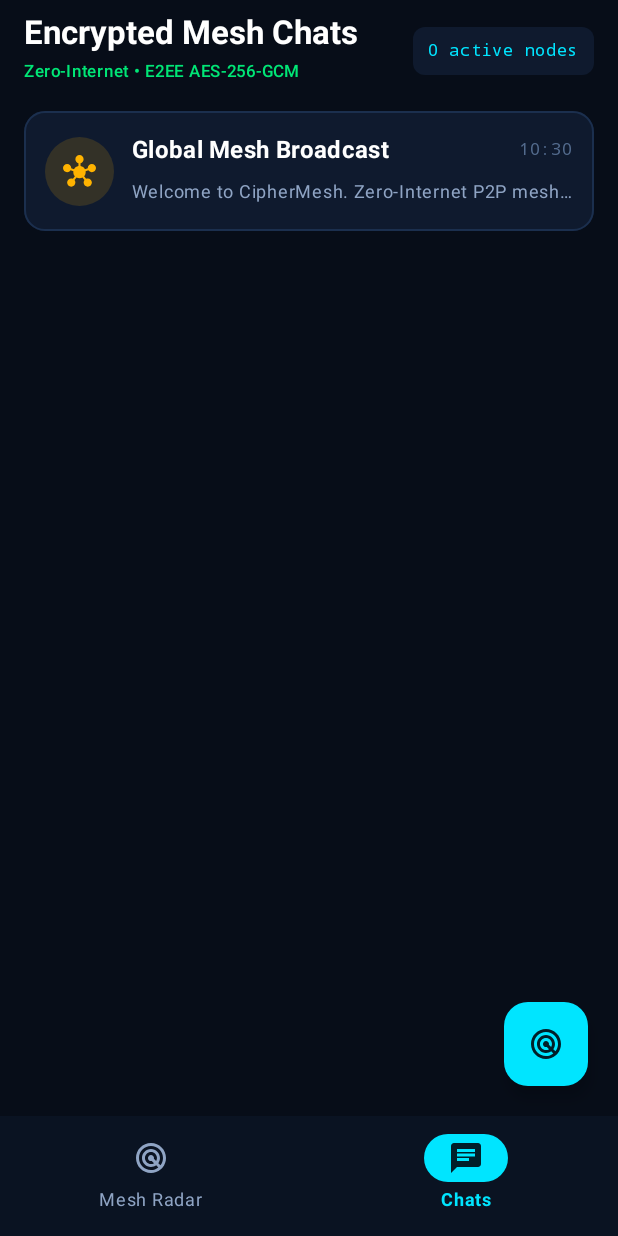
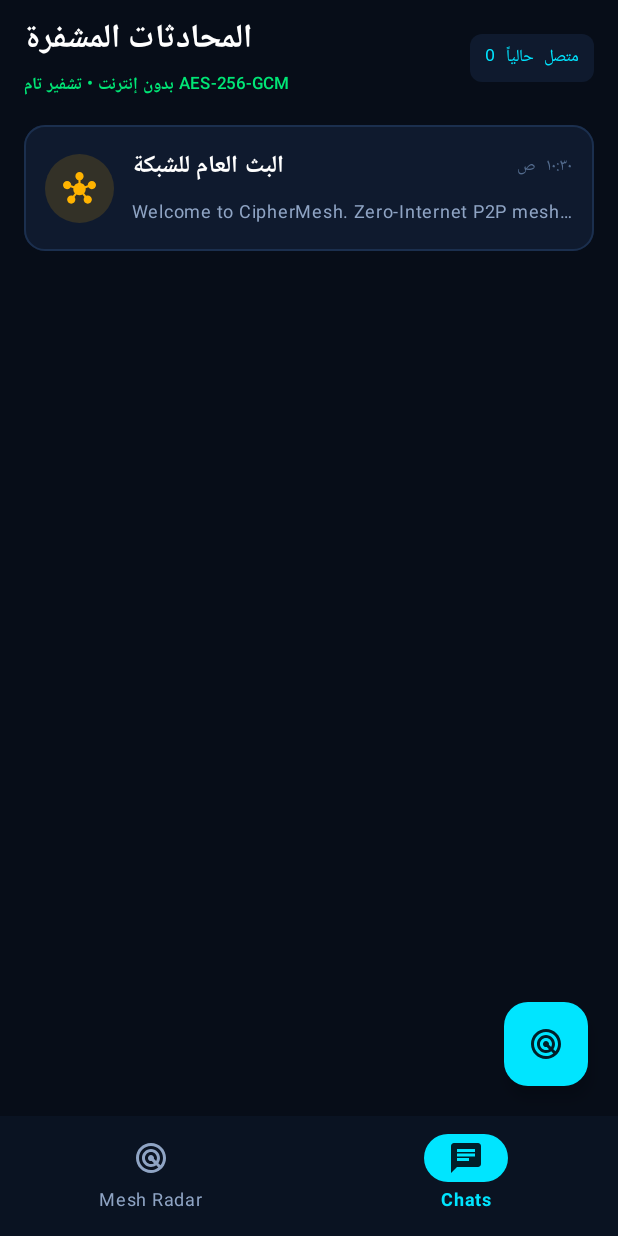
Before and after one commit to blalmhmdalmnswry997-art/b11lal-app, an Android app built with Jetpack Compose: the screen it shows after launch (MainActivity), item 2 of the bottom bar chosen, on a phone screen of 412 x 824 dp. Run offline under Robolectric (Android 15) with nearby library versions, the phone set to English and light mode, and no system bars; libraries missing offline, so code that uses them is left out: androidx.camera.core, androidx.camera.lifecycle, com.google.android.gms; 4 statements that could not run were skipped.

Commit message:
Update ChatsListScreen.kt

```diff
--- a/app/src/main/java/com/example/ui/screens/ChatsListScreen.kt
+++ b/app/src/main/java/com/example/ui/screens/ChatsListScreen.kt
@@ -23,8 +23,6 @@ import androidx.compose.material.icons.filled.Done
 import androidx.compose.material.icons.filled.DoneAll
 import androidx.compose.material.icons.filled.Hub
 import androidx.compose.material.icons.filled.Lock
-import androidx.compose.material.icons.filled.Mic
-import androidx.compose.material.icons.filled.Photo
 import androidx.compose.material.icons.filled.Radar
 import androidx.compose.material3.Card
 import androidx.compose.material3.CardDefaults
@@ -66,8 +64,35 @@ fun ChatsListScreen(
     val connectedPeers by viewModel.connectedPeers.collectAsState()
     val verifiedPeers by viewModel.verifiedPeers.collectAsState()
 
-    // Build chat list entries: always include Broadcast Mesh Room ("*"), plus any active conversations or connected peers
-    val chatEntries = rememberChatEntries(conversations, connectedPeers.values.toList())
+    val broadcastMsgs = conversations["*"] ?: emptyList()
+    val broadcastEntry = ChatItemEntry(
+        peerId = "*",
+        title = "البث العام للشبكة",
+        subtitle = "قناة بث جماعي لكافة الأجهزة المتصلة",
+        lastMessage = broadcastMsgs.lastOrNull(),
+        isBroadcast = true,
+        isDirect = false
+    )
+
+    val chatEntries = mutableListOf(broadcastEntry)
+    val peerList = connectedPeers.values.toList()
+    val peerIds = (conversations.keys.filter { it != "*" } + peerList.map { it.nodeId }).distinct()
+
+    peerIds.forEach { peerId ->
+        val peer = peerList.find { it.nodeId == peerId }
+        val msgs = conversations[peerId] ?: emptyList()
+        val title = peer?.nodeName ?: "جهاز-${peerId.take(4)}"
+        chatEntries.add(
+            ChatItemEntry(
+                peerId = peerId,
+                title = title,
+                subtitle = if (peer != null) "اتصال مباشر • قفزة واحدة" else "متصل عبر الشبكة",
+                lastMessage = msgs.lastOrNull(),
+                isBroadcast = false,
+                isDirect = peer != null
+            )
+        )
+    }
 
     Box(
         modifier = modifier
@@ -86,13 +111,13 @@ fun ChatsListScreen(
             ) {
                 Column {
                     Text(
-                        text = "Encrypted Mesh Chats",
+                        text = "المحادثات المشفرة",
                         style = MaterialTheme.typography.titleLarge,
                         color = Color.White,
                         fontWeight = FontWeight.Bold
                     )
                     Text(
-                        text = "Zero-Internet • E2EE AES-256-GCM",
+                        text = "بدون إنترنت • تشفير تام AES-256-GCM",
                         fontSize = 11.sp,
                         color = EmeraldSecure,
                         fontWeight = FontWeight.SemiBold
@@ -106,7 +131,7 @@ fun ChatsListScreen(
                         .padding(horizontal = 10.dp, vertical = 4.dp)
                 ) {
                     Text(
-                        text = "${connectedPeers.size} active nodes",
+                        text = "${connectedPeers.size} متصل حالياً",
                         fontSize = 11.sp,
                         fontFamily = FontFamily.Monospace,
                         color = CyanPrimary
@@ -130,7 +155,6 @@ fun ChatsListScreen(
             }
         }
 
-        // Floating Action Button to open Radar / Scanner
         FloatingActionButton(
             onClick = { viewModel.navigateTo(AppScreen.RADAR) },
             containerColor = CyanPrimary,
@@ -142,7 +166,7 @@ fun ChatsListScreen(
         ) {
             Icon(
                 imageVector = Icons.Default.Radar,
-                contentDescription = "Open Radar"
+                contentDescription = "فتح الرادار"
             )
         }
     }
@@ -156,47 +180,6 @@ data class ChatItemEntry(
     val isBroadcast: Boolean,
     val isDirect: Boolean
 )
-
-@Composable
-private fun rememberChatEntries(
-    conversations: Map<String, List<ChatMessage>>,
-    connectedPeers: List<com.example.mesh.PeerNode>
-): List<ChatItemEntry> {
-    val list = mutableListOf<ChatItemEntry>()
-
-    // Broadcast room
-    val broadcastMsgs = conversations["*"] ?: emptyList()
-    list.add(
-        ChatItemEntry(
-            peerId = "*",
-            title = "Global Mesh Broadcast",
-            subtitle = "Multi-hop ad-hoc cluster channel",
-            lastMessage = broadcastMsgs.lastOrNull(),
-            isBroadcast = true,
-            isDirect = false
-        )
-    )
-
-    // Add direct connected peers or conversations
-    val peerIds = (conversations.keys.filter { it != "*" } + connectedPeers.map { it.nodeId }).distinct()
-    peerIds.forEach { peerId ->
-        val peer = connectedPeers.find { it.nodeId == peerId }
-        val msgs = conversations[peerId] ?: emptyList()
-        val title = peer?.nodeName ?: "Node-${peerId.take(4)}"
-        list.add(
-            ChatItemEntry(
-                peerId = peerId,
-                title = title,
-                subtitle = if (peer != null) "Direct link • 1-hop" else "Multi-hop mesh peer",
-                lastMessage = msgs.lastOrNull(),
-                isBroadcast = false,
-                isDirect = peer != null
-            )
-        )
-    }
-
-    return list
-}
 
 @Composable
 private fun ChatListItemCard(
@@ -257,7 +240,7 @@ private fun ChatListItemCard(
                             Spacer(modifier = Modifier.width(4.dp))
                             Icon(
                                 imageVector = Icons.Default.CheckCircle,
-                                contentDescription = "Verified",
+                                contentDescription = "موثوق",
                                 tint = EmeraldSecure,
                                 modifier = Modifier.size(14.dp)
                             )
@@ -265,7 +248,7 @@ private fun ChatListItemCard(
                     }
 
                     entry.lastMessage?.let { msg ->
-                        val timeStr = SimpleDateFormat("HH:mm", Locale.getDefault()).format(Date(msg.timestamp))
+                        val timeStr = SimpleDateFormat("hh:mm a", Locale("ar")).format(Date(msg.timestamp))
                         Text(
                             text = timeStr,
                             fontSize = 11.sp,
@@ -284,8 +267,8 @@ private fun ChatListItemCard(
                 ) {
                     val previewText = when {
                         entry.lastMessage == null -> entry.subtitle
-                        entry.lastMessage.mediaType == MediaType.AUDIO_NOTE -> "🎙️ Voice Note"
-                        entry.lastMessage.mediaType == MediaType.IMAGE -> "📷 Image attachment"
+                        entry.lastMessage.mediaType == MediaType.AUDIO_NOTE -> "🎙️ رسالة صوتية"
+                        entry.lastMessage.mediaType == MediaType.IMAGE -> "📷 صورة مرفقة"
                         else -> entry.lastMessage.text
                     }
 
```
